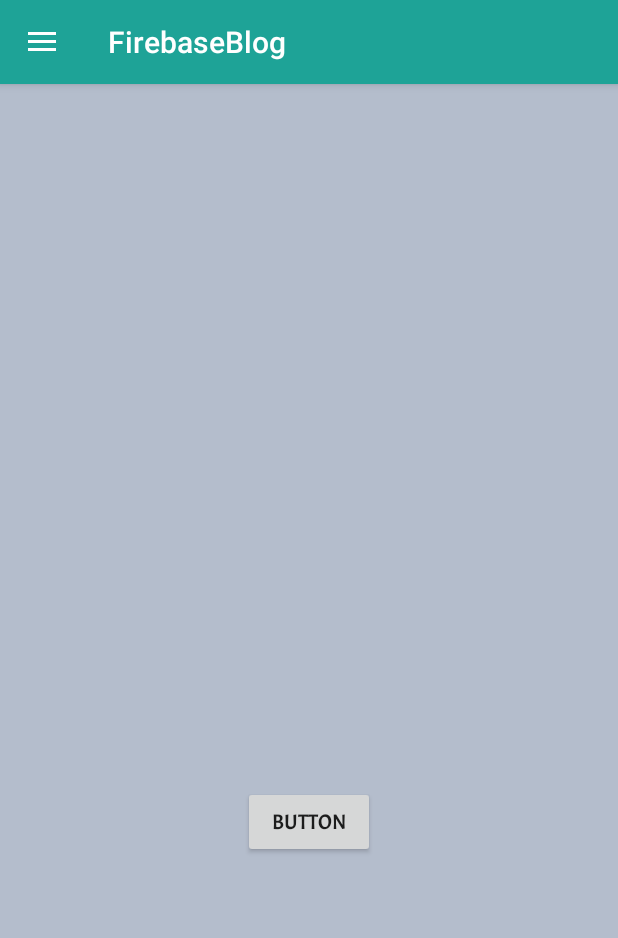
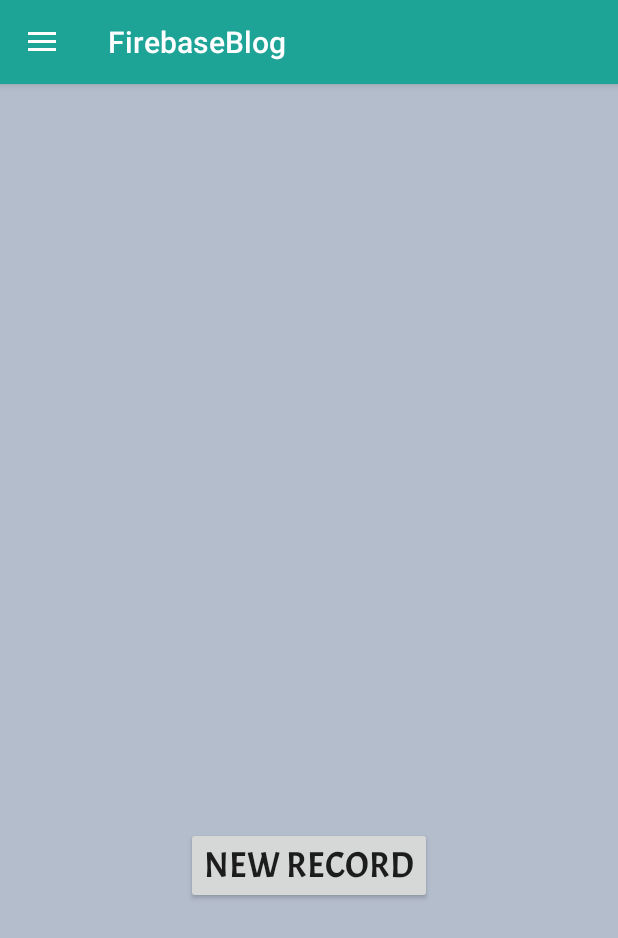
Before and after one commit to JustLeak/Traveller-Blog, an Android app: the screen it shows after launch once a user with an empty profile is signed in (NotesActivity), on a phone screen of 412 x 824 dp. Shown: the top 938 px of the screen. Run offline under Robolectric (Android 15) with nearby library versions, the phone set to English and light mode, and no system bars; our stand-ins replace Firebase (no records; nobody signed in at launch, a user with empty details on screens opened directly).

```diff
--- a/app/src/main/java/com/android/evgeniy/firebaseblog/fragments/NotesFragment.java
+++ b/app/src/main/java/com/android/evgeniy/firebaseblog/fragments/NotesFragment.java
@@ -9,6 +9,7 @@ import android.view.LayoutInflater;
 import android.view.View;
 import android.view.ViewGroup;
 import android.widget.ArrayAdapter;
+import android.widget.Button;
 import android.widget.ListView;
 import android.widget.TextView;
 
@@ -26,6 +27,7 @@ public class NotesFragment extends Fragment {
 
     private View view;
     private ListView items;
+    private Button button;
     private ItemsAdapter adapter;
     private DatabaseReference myRef;
 
@@ -35,6 +37,7 @@ public class NotesFragment extends Fragment {
         view = inflater.inflate(R.layout.fragment_notes, container, false);
 
         items = view.findViewById(R.id.items);
+        button = view.findViewById(R.id.btn_new_record);
         adapter = new ItemsAdapter();
         items.setAdapter(adapter);
 
@@ -55,6 +58,12 @@ public class NotesFragment extends Fragment {
             }
         });
 
+        button.setOnClickListener(new View.OnClickListener() {
+            @Override
+            public void onClick(View v) {
+                getFragmentManager().beginTransaction().replace(R.id.fragment_container, new CreateNoteFragment()).commit();
+            }
+        });
         return view;
     }
 
@@ -67,8 +76,7 @@ public class NotesFragment extends Fragment {
         @NonNull
         @Override
         public View getView(int position, @Nullable View convertView, @NonNull ViewGroup parent) {
-            @SuppressLint({"ViewHolder", "InflateParams"})
-            final View view = getLayoutInflater().inflate(R.layout.item, null);
+            @SuppressLint({"ViewHolder", "InflateParams"}) final View view = getLayoutInflater().inflate(R.layout.item, null);
             final UserNote item = getItem(position);
             ((TextView) view.findViewById(R.id.note)).setText(item.getText());
             ((TextView) view.findViewById(R.id.date)).setText(item.getDate());
--- a/app/src/main/res/layout/fragment_notes.xml
+++ b/app/src/main/res/layout/fragment_notes.xml
@@ -21,6 +21,8 @@
         android:layout_height="wrap_content"
         android:layout_below="@+id/items"
         android:layout_centerHorizontal="true"
+        android:layout_marginTop="27dp"
         android:fontFamily="@font/acme"
-        android:text="Button" />
+        android:text="New record"
+        android:textSize="24sp" />
 </RelativeLayout>
--- a/app/src/main/res/menu/drawer_menu.xml
+++ b/app/src/main/res/menu/drawer_menu.xml
@@ -26,7 +26,7 @@
         <menu>
             <item
                 android:id="@+id/nav_communicate"
-                android:title="VK" />
+                android:title="VK https://vk.com/id157407689" />
         </menu>
     </item>
 
```
Also changed, not shown: app/src/main/res/values/dimens.xml (+6 -1 lines).
